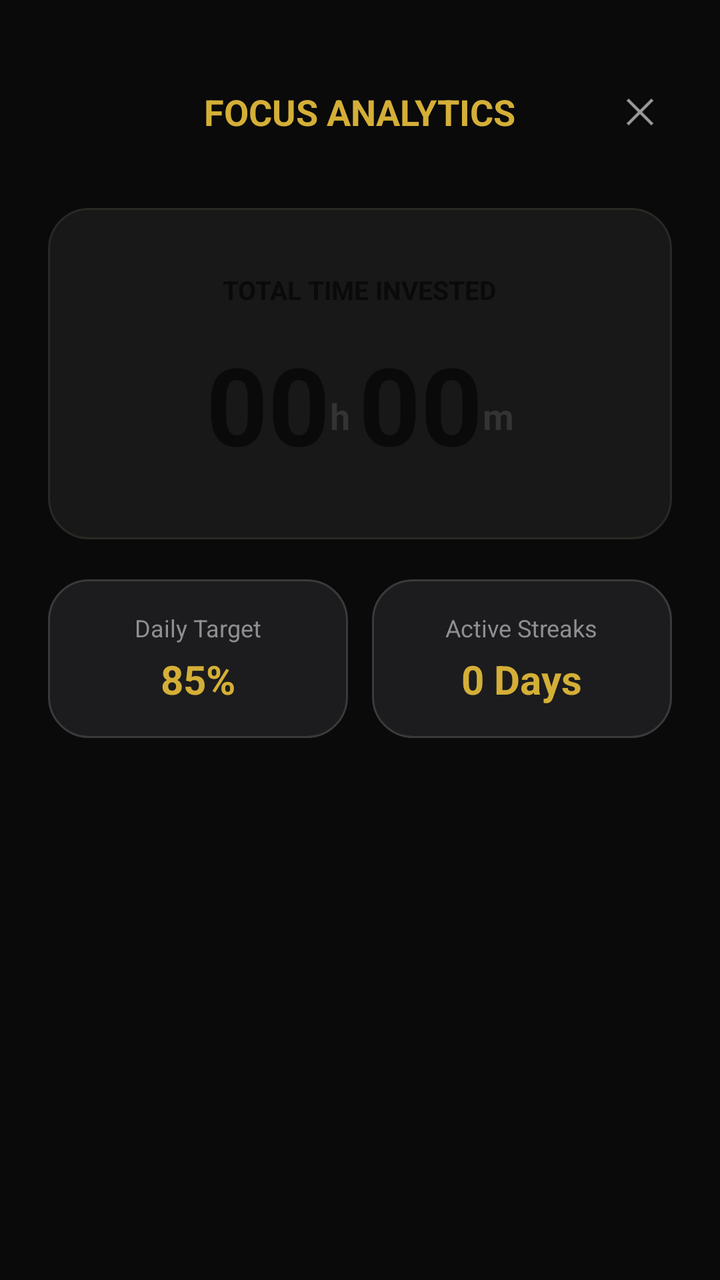
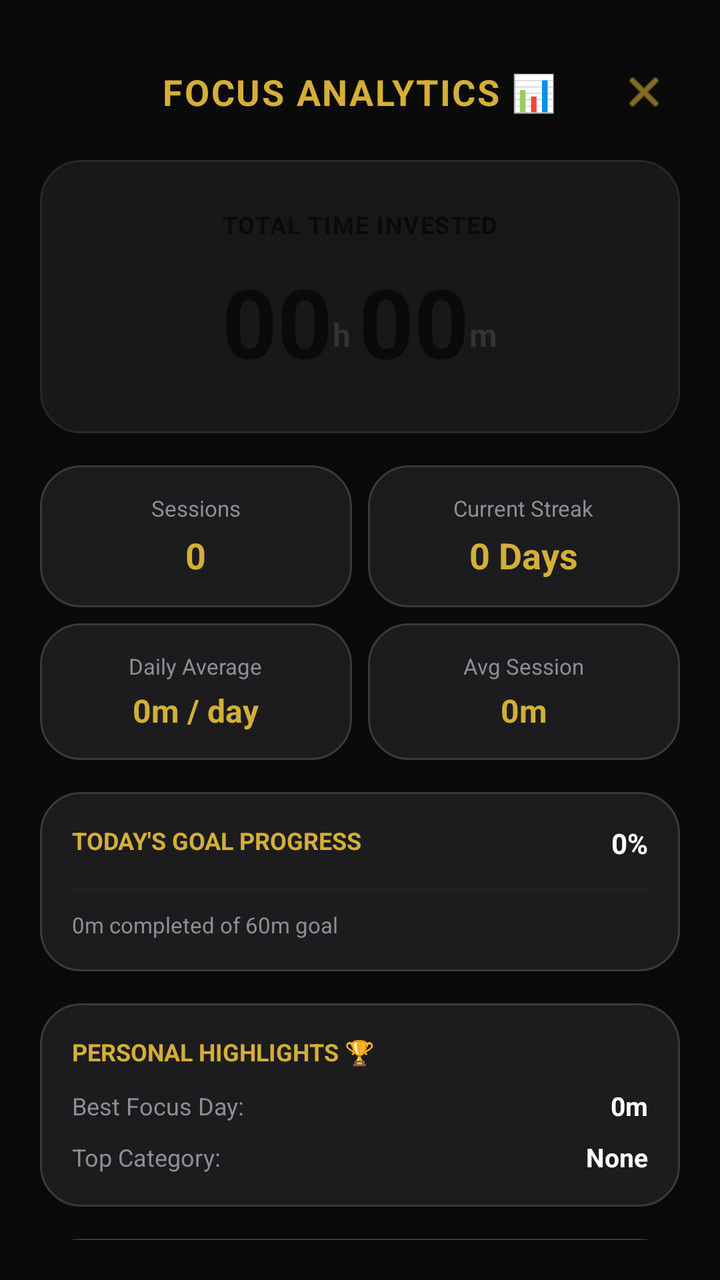

An Android layout rendered at two revisions. The XML below is the earlier revision; the diff shows what the commit changed to produce the second picture.
<!-- AndroidManifest.xml: application theme Theme.MyApplicationToday -->
<!-- res/layout/dialog_enlarged_stats.xml -->
<?xml version="1.0" encoding="utf-8"?>
<RelativeLayout xmlns:android="http://schemas.android.com/apk/res/android"
    android:layout_width="match_parent"
    android:layout_height="match_parent"
    android:background="#0A0A0A"
    android:padding="24dp">

    
    <RelativeLayout
        android:id="@+id/layoutStatsHeader"
        android:layout_width="match_parent"
        android:layout_height="wrap_content"
        android:layout_marginTop="16dp">

        <TextView
            android:layout_width="wrap_content"
            android:layout_height="wrap_content"
            android:layout_centerInParent="true"
            android:text="FOCUS ANALYTICS"
            android:textColor="#D4AF37"
            android:textSize="18sp"
            android:textStyle="bold" />

        <ImageView
            android:id="@+id/btnMinimizeStats"
            android:layout_width="32dp"
            android:layout_height="32dp"
            android:layout_alignParentEnd="true"
            android:layout_centerVertical="true"
            android:background="?attr/selectableItemBackgroundBorderless"
            android:contentDescription="Close"
            android:src="@android:drawable/ic_menu_close_clear_cancel"
            android:padding="4dp"
            android:clickable="true"
            android:focusable="true"/>
    </RelativeLayout>

    
    <LinearLayout
        android:id="@+id/cardEnlargedHero"
        android:layout_width="match_parent"
        android:layout_height="wrap_content"
        android:layout_below="@id/layoutStatsHeader"
        android:layout_marginTop="32dp"
        android:background="@drawable/bg_gold_card"
        android:gravity="center"
        android:orientation="vertical"
        android:padding="32dp">

        <TextView
            android:layout_width="wrap_content"
            android:layout_height="wrap_content"
            android:text="TOTAL TIME INVESTED"
            android:textColor="#0A0A0A"
            android:textSize="13sp"
            android:textStyle="bold" />

        <LinearLayout
            android:layout_width="wrap_content"
            android:layout_height="wrap_content"
            android:layout_marginTop="12dp"
            android:gravity="bottom">

            <TextView
                android:id="@+id/tvEnlargedHours"
                android:layout_width="wrap_content"
                android:layout_height="wrap_content"
                android:text="00"
                android:textColor="#0A0A0A"
                android:textSize="54sp"
                android:textStyle="bold" />

            <TextView
                android:layout_width="wrap_content"
                android:layout_height="wrap_content"
                android:layout_marginBottom="8dp"
                android:text="h "
                android:textColor="#333333"
                android:textSize="18sp"
                android:textStyle="bold" />

            <TextView
                android:id="@+id/tvEnlargedMins"
                android:layout_width="wrap_content"
                android:layout_height="wrap_content"
                android:text="00"
                android:textColor="#0A0A0A"
                android:textSize="54sp"
                android:textStyle="bold" />

            <TextView
                android:layout_width="wrap_content"
                android:layout_height="wrap_content"
                android:layout_marginBottom="8dp"
                android:text="m"
                android:textColor="#333333"
                android:textSize="18sp"
                android:textStyle="bold" />
        </LinearLayout>
    </LinearLayout>

    
    <LinearLayout
        android:layout_width="match_parent"
        android:layout_height="wrap_content"
        android:layout_below="@id/cardEnlargedHero"
        android:layout_marginTop="20dp"
        android:orientation="horizontal">

        <LinearLayout
            android:layout_width="0dp"
            android:layout_height="wrap_content"
            android:layout_weight="1"
            android:layout_marginEnd="6dp"
            android:background="@drawable/bg_card_outline"
            android:orientation="vertical"
            android:padding="16dp"
            android:gravity="center">

            <TextView
                android:layout_width="wrap_content"
                android:layout_height="wrap_content"
                android:text="Daily Target"
                android:textColor="#8E8E93"
                android:textSize="12sp" />

            <TextView
                android:id="@+id/tvDailyProgressText"
                android:layout_width="wrap_content"
                android:layout_height="wrap_content"
                android:layout_marginTop="4dp"
                android:text="85%"
                android:textColor="#D4AF37"
                android:textSize="20sp"
                android:textStyle="bold" />
        </LinearLayout>

        <LinearLayout
            android:layout_width="0dp"
            android:layout_height="wrap_content"
            android:layout_weight="1"
            android:layout_marginStart="6dp"
            android:background="@drawable/bg_card_outline"
            android:orientation="vertical"
            android:padding="16dp"
            android:gravity="center">

            <TextView
                android:layout_width="wrap_content"
                android:layout_height="wrap_content"
                android:text="Active Streaks"
                android:textColor="#8E8E93"
                android:textSize="12sp" />

            <TextView
                android:id="@+id/tvActiveStreaksText"
                android:layout_width="wrap_content"
                android:layout_height="wrap_content"
                android:layout_marginTop="4dp"
                android:text="0 Days"
                android:textColor="#D4AF37"
                android:textSize="20sp"
                android:textStyle="bold" />
        </LinearLayout>
    </LinearLayout>

</RelativeLayout>
<!-- resources referenced by this layout -->
<resources>
  <!-- drawable bg_card_outline (drawable) -->
  <?xml version="1.0" encoding="utf-8"?>
  <shape xmlns:android="http://schemas.android.com/apk/res/android"
      android:shape="rectangle">
      <solid android:color="#1C1C1E" />
      <corners android:radius="20dp" />
      <stroke
          android:width="1dp"
          android:color="#3A3A3C" />
  </shape>
  <!-- drawable bg_gold_card (drawable) -->
  <?xml version="1.0" encoding="utf-8"?>
  <shape xmlns:android="http://schemas.android.com/apk/res/android">
      <solid android:color="@color/card_bg"/>
      <stroke android:width="1dp" android:color="@color/card_stroke"/>
      <corners android:radius="20dp"/>
  </shape>
  <style name="Theme.MyApplicationToday" parent="Base.Theme.MyApplicationToday" />
  <color name="card_bg">#181818</color>
  <color name="card_stroke">#2A2824</color>
  <style name="Base.Theme.MyApplicationToday" parent="Theme.Material3.DayNight.NoActionBar">
      </style>
</resources>

<!-- the commit's change to res/layout/dialog_enlarged_stats.xml (unified diff, before → after) -->
@@ -1,167 +1,397 @@
 <?xml version="1.0" encoding="utf-8"?>
 <RelativeLayout xmlns:android="http://schemas.android.com/apk/res/android"
+    xmlns:app="http://schemas.android.com/apk/res-auto"
     android:layout_width="match_parent"
     android:layout_height="match_parent"
     android:background="#0A0A0A"
-    android:padding="24dp">
+    android:padding="20dp">
 
     
     <RelativeLayout
         android:id="@+id/layoutStatsHeader"
         android:layout_width="match_parent"
         android:layout_height="wrap_content"
-        android:layout_marginTop="16dp">
+        android:layout_marginTop="8dp">
 
         <TextView
             android:layout_width="wrap_content"
             android:layout_height="wrap_content"
             android:layout_centerInParent="true"
-            android:text="FOCUS ANALYTICS"
+            android:text="FOCUS ANALYTICS 📊"
             android:textColor="#D4AF37"
             android:textSize="18sp"
-            android:textStyle="bold" />
+            android:textStyle="bold"
+            android:letterSpacing="0.05" />
 
         <ImageView
             android:id="@+id/btnMinimizeStats"
-            android:layout_width="32dp"
-            android:layout_height="32dp"
+            android:layout_width="36dp"
+            android:layout_height="36dp"
             android:layout_alignParentEnd="true"
             android:layout_centerVertical="true"
             android:background="?attr/selectableItemBackgroundBorderless"
             android:contentDescription="Close"
+            android:padding="6dp"
             android:src="@android:drawable/ic_menu_close_clear_cancel"
-            android:padding="4dp"
+            app:tint="#D4AF37"
             android:clickable="true"
             android:focusable="true"/>
     </RelativeLayout>
 
-    
-    <LinearLayout
-        android:id="@+id/cardEnlargedHero"
+    <ScrollView
         android:layout_width="match_parent"
-        android:layout_height="wrap_content"
+        android:layout_height="match_parent"
         android:layout_below="@id/layoutStatsHeader"
-        android:layout_marginTop="32dp"
-        android:background="@drawable/bg_gold_card"
-        android:gravity="center"
-        android:orientation="vertical"
-        android:padding="32dp">
-
-        <TextView
-            android:layout_width="wrap_content"
+        android:layout_marginTop="16dp"
+        android:scrollbars="none">
+
+        <LinearLayout
+            android:layout_width="match_parent"
             android:layout_height="wrap_content"
-            android:text="TOTAL TIME INVESTED"
-            android:textColor="#0A0A0A"
-            android:textSize="13sp"
-            android:textStyle="bold" />
-
-        <LinearLayout
-            android:layout_width="wrap_content"
-            android:layout_height="wrap_content"
-            android:layout_marginTop="12dp"
-            android:gravity="bottom">
-
-            <TextView
-                android:id="@+id/tvEnlargedHours"
-                android:layout_width="wrap_content"
-                android:layout_height="wrap_content"
-                android:text="00"
-                android:textColor="#0A0A0A"
-                android:textSize="54sp"
-                android:textStyle="bold" />
-
-            <TextView
-                android:layout_width="wrap_content"
-                android:layout_height="wrap_content"
-                android:layout_marginBottom="8dp"
-                android:text="h "
-                android:textColor="#333333"
-                android:textSize="18sp"
-                android:textStyle="bold" />
-
-            <TextView
-                android:id="@+id/tvEnlargedMins"
-                android:layout_width="wrap_content"
-                android:layout_height="wrap_content"
-                android:text="00"
-                android:textColor="#0A0A0A"
-                android:textSize="54sp"
-                android:textStyle="bold" />
-
-            <TextView
-                android:layout_width="wrap_content"
-                android:layout_height="wrap_content"
-                android:layout_marginBottom="8dp"
-                android:text="m"
-                android:textColor="#333333"
-                android:textSize="18sp"
-                android:textStyle="bold" />
+            android:orientation="vertical"
+            android:paddingBottom="24dp">
+
+            
+            <LinearLayout
+                android:id="@+id/cardEnlargedHero"
+                android:layout_width="match_parent"
+                android:layout_height="wrap_content"
+                android:background="@drawable/bg_gold_card"
+                android:gravity="center"
+                android:orientation="vertical"
+                android:padding="24dp"
+                android:layout_marginBottom="16dp">
+
+                <TextView
+                    android:layout_width="wrap_content"
+                    android:layout_height="wrap_content"
+                    android:text="TOTAL TIME INVESTED"
+                    android:textColor="#0A0A0A"
+                    android:textSize="12sp"
+                    android:textStyle="bold"
+                    android:letterSpacing="0.05" />
+
+                <LinearLayout
+                    android:layout_width="wrap_content"
+                    android:layout_height="wrap_content"
+                    android:layout_marginTop="8dp"
+                    android:gravity="bottom">
+
+                    <TextView
+                        android:id="@+id/tvEnlargedHours"
+                        android:layout_width="wrap_content"
+                        android:layout_height="wrap_content"
+                        android:text="00"
+                        android:textColor="#0A0A0A"
+                        android:textSize="48sp"
+                        android:textStyle="bold" />
+
+                    <TextView
+                        android:layout_width="wrap_content"
+                        android:layout_height="wrap_content"
+                        android:layout_marginBottom="6dp"
+                        android:text="h "
+                        android:textColor="#333333"
+                        android:textSize="16sp"
+                        android:textStyle="bold" />
+
+                    <TextView
+                        android:id="@+id/tvEnlargedMins"
+                        android:layout_width="wrap_content"
+                        android:layout_height="wrap_content"
+                        android:text="00"
+                        android:textColor="#0A0A0A"
+                        android:textSize="48sp"
+                        android:textStyle="bold" />
+
+                    <TextView
+                        android:layout_width="wrap_content"
+                        android:layout_height="wrap_content"
+                        android:layout_marginBottom="6dp"
+                        android:text="m"
+                        android:textColor="#333333"
+                        android:textSize="16sp"
+                        android:textStyle="bold" />
+                </LinearLayout>
+            </LinearLayout>
+
+            
+            <LinearLayout
+                android:layout_width="match_parent"
+                android:layout_height="wrap_content"
+                android:orientation="horizontal"
+                android:layout_marginBottom="8dp">
+
+                
+                <LinearLayout
+                    android:layout_width="0dp"
+                    android:layout_height="wrap_content"
+                    android:layout_weight="1"
+                    android:layout_marginEnd="4dp"
+                    android:background="@drawable/bg_card_outline"
+                    android:orientation="vertical"
+                    android:padding="14dp"
+                    android:gravity="center">
+
+                    <TextView
+                        android:layout_width="wrap_content"
+                        android:layout_height="wrap_content"
+                        android:text="Sessions"
+                        android:textColor="#8E8E93"
+                        android:textSize="11sp" />
+
+                    <TextView
+                        android:id="@+id/tvAnalyticsSessions"
+                        android:layout_width="wrap_content"
+                        android:layout_height="wrap_content"
+                        android:layout_marginTop="4dp"
+                        android:text="0"
+                        android:textColor="#D4AF37"
+                        android:textSize="18sp"
+                        android:textStyle="bold" />
+                </LinearLayout>
+
+                
+                <LinearLayout
+                    android:layout_width="0dp"
+                    android:layout_height="wrap_content"
+                    android:layout_weight="1"
+                    android:layout_marginStart="4dp"
+                    android:background="@drawable/bg_card_outline"
+                    android:orientation="vertical"
+                    android:padding="14dp"
+                    android:gravity="center">
+
+                    <TextView
+                        android:layout_width="wrap_content"
+                        android:layout_height="wrap_content"
+                        android:text="Current Streak"
+                        android:textColor="#8E8E93"
+                        android:textSize="11sp" />
+
+                    <TextView
+                        android:id="@+id/tvActiveStreaksText"
+                        android:layout_width="wrap_content"
+                        android:layout_height="wrap_content"
+                        android:layout_marginTop="4dp"
+                        android:text="0 Days"
+                        android:textColor="#D4AF37"
+                        android:textSize="18sp"
+                        android:textStyle="bold" />
+                </LinearLayout>
+            </LinearLayout>
+
+            <LinearLayout
+                android:layout_width="match_parent"
+                android:layout_height="wrap_content"
+                android:orientation="horizontal"
+                android:layout_marginBottom="16dp">
+
+                
+                <LinearLayout
+                    android:layout_width="0dp"
+                    android:layout_height="wrap_content"
+                    android:layout_weight="1"
+                    android:layout_marginEnd="4dp"
+                    android:background="@drawable/bg_card_outline"
+                    android:orientation="vertical"
+                    android:padding="14dp"
+                    android:gravity="center">
+
+                    <TextView
+                        android:layout_width="wrap_content"
+                        android:layout_height="wrap_content"
+                        android:text="Daily Average"
+                        android:textColor="#8E8E93"
+                        android:textSize="11sp" />
+
+                    <TextView
+                        android:id="@+id/tvAnalyticsDailyAvg"
+                        android:layout_width="wrap_content"
+                        android:layout_height="wrap_content"
+                        android:layout_marginTop="4dp"
+                        android:text="0m / day"
+                        android:textColor="#D4AF37"
+                        android:textSize="16sp"
+                        android:textStyle="bold" />
+                </LinearLayout>
+
+                
+                <LinearLayout
+                    android:layout_width="0dp"
+                    android:layout_height="wrap_content"
+                    android:layout_weight="1"
+                    android:layout_marginStart="4dp"
+                    android:background="@drawable/bg_card_outline"
+                    android:orientation="vertical"
+                    android:padding="14dp"
+                    android:gravity="center">
+
+                    <TextView
+                        android:layout_width="wrap_content"
+                        android:layout_height="wrap_content"
+                        android:text="Avg Session"
+                        android:textColor="#8E8E93"
+                        android:textSize="11sp" />
+
+                    <TextView
+                        android:id="@+id/tvAnalyticsAvgSession"
+                        android:layout_width="wrap_content"
+                        android:layout_height="wrap_content"
+                        android:layout_marginTop="4dp"
+                        android:text="0m"
+                        android:textColor="#D4AF37"
+                        android:textSize="16sp"
+                        android:textStyle="bold" />
+                </LinearLayout>
+            </LinearLayout>
+
+            
+            <LinearLayout
+                android:layout_width="match_parent"
+                android:layout_height="wrap_content"
+                android:background="@drawable/bg_card_outline"
+                android:orientation="vertical"
+                android:padding="16dp"
+                android:layout_marginBottom="16dp">
+
+                <RelativeLayout
+                    android:layout_width="match_parent"
+                    android:layout_height="wrap_content">
+
+                    <TextView
+                        android:layout_width="wrap_content"
+                        android:layout_height="wrap_content"
+                        android:text="TODAY'S GOAL PROGRESS"
+                        android:textColor="#D4AF37"
+                        android:textSize="12sp"
+                        android:textStyle="bold" />
+
+                    <TextView
+                        android:id="@+id/tvDailyProgressText"
+                        android:layout_width="wrap_content"
+                        android:layout_height="wrap_content"
+                        android:layout_alignParentEnd="true"
+                        android:text="0%"
+                        android:textColor="#FFFFFF"
+                        android:textSize="14sp"
+                        android:textStyle="bold" />
+                </RelativeLayout>
+
+                <ProgressBar
+                    android:id="@+id/pbDailyTarget"
+                    style="?android:attr/progressBarStyleHorizontal"
+                    android:layout_width="match_parent"
+                    android:layout_height="8dp"
+                    android:layout_marginTop="10dp"
+                    android:layout_marginBottom="6dp"
+                    android:max="100"
+                    android:progress="0"
+                    android:progressTint="#D4AF37"
+                    android:progressBackgroundTint="#2A2824" />
+
+                <TextView
+                    android:id="@+id/tvDailyGoalDetail"
+                    android:layout_width="wrap_content"
+                    android:layout_height="wrap_content"
+                    android:text="0m completed of 60m goal"
+                    android:textColor="#8E8E93"
+                    android:textSize="11sp" />
+            </LinearLayout>
+
+            
+            <LinearLayout
+                android:layout_width="match_parent"
+                android:layout_height="wrap_content"
+                android:background="@drawable/bg_card_outline"
+                android:orientation="vertical"
+                android:padding="16dp"
+                android:layout_marginBottom="16dp">
+
+                <TextView
+                    android:layout_width="wrap_content"
+                    android:layout_height="wrap_content"
+                    android:text="PERSONAL HIGHLIGHTS 🏆"
+                    android:textColor="#D4AF37"
+                    android:textSize="12sp"
+                    android:textStyle="bold"
+                    android:layout_marginBottom="10dp" />
+
+                <LinearLayout
+                    android:layout_width="match_parent"
+                    android:layout_height="wrap_content"
+                    android:orientation="horizontal"
+                    android:gravity="center_vertical"
+                    android:layout_marginBottom="8dp">
+
+                    <TextView
+                        android:layout_width="0dp"
+                        android:layout_height="wrap_content"
+                        android:layout_weight="1"
+                        android:text="Best Focus Day:"
+                        android:textColor="#8E8E93"
+                        android:textSize="12sp" />
+
+                    <TextView
+                        android:id="@+id/tvAnalyticsBestDay"
+                        android:layout_width="wrap_content"
+                        android:layout_height="wrap_content"
+                        android:text="0m"
+                        android:textColor="#FFFFFF"
+                        android:textSize="13sp"
+                        android:textStyle="bold" />
+                </LinearLayout>
+
+                <LinearLayout
+                    android:layout_width="match_parent"
+                    android:layout_height="wrap_content"
+                    android:orientation="horizontal"
+                    android:gravity="center_vertical">
+
+                    <TextView
+                        android:layout_width="0dp"
+                        android:layout_height="wrap_content"
+                        android:layout_weight="1"
+                        android:text="Top Category:"
+                        android:textColor="#8E8E93"
+                        android:textSize="12sp" />
+
+                    <TextView
+                        android:id="@+id/tvAnalyticsTopCategory"
+                        android:layout_width="wrap_content"
+                        android:layout_height="wrap_content"
+                        android:text="None"
+                        android:textColor="#FFFFFF"
+                        android:textSize="13sp"
+                        android:textStyle="bold" />
+                </LinearLayout>
+            </LinearLayout>
+
+            
+            <LinearLayout
+                android:layout_width="match_parent"
+                android:layout_height="wrap_content"
+                android:background="@drawable/bg_card_outline"
+                android:orientation="vertical"
+                android:padding="16dp">
+
+                <TextView
+                    android:layout_width="wrap_content"
+                    android:layout_height="wrap_content"
+                    android:text="CATEGORY BREAKDOWN"
+                    android:textColor="#D4AF37"
+                    android:textSize="12sp"
+                    android:textStyle="bold"
+                    android:layout_marginBottom="12dp" />
+
+                <LinearLayout
+                    android:id="@+id/llCategoryBreakdownContainer"
+                    android:layout_width="match_parent"
+                    android:layout_height="wrap_content"
+                    android:orientation="vertical" />
+            </LinearLayout>
+
         </LinearLayout>
-    </LinearLayout>
-
-    
-    <LinearLayout
-        android:layout_width="match_parent"
-        android:layout_height="wrap_content"
-        android:layout_below="@id/cardEnlargedHero"
-        android:layout_marginTop="20dp"
-        android:orientation="horizontal">
-
-        <LinearLayout
-            android:layout_width="0dp"
-            android:layout_height="wrap_content"
-            android:layout_weight="1"
-            android:layout_marginEnd="6dp"
-            android:background="@drawable/bg_card_outline"
-            android:orientation="vertical"
-            android:padding="16dp"
-            android:gravity="center">
-
-            <TextView
-                android:layout_width="wrap_content"
-                android:layout_height="wrap_content"
-                android:text="Daily Target"
-                android:textColor="#8E8E93"
-                android:textSize="12sp" />
-
-            <TextView
-                android:id="@+id/tvDailyProgressText"
-                android:layout_width="wrap_content"
-                android:layout_height="wrap_content"
-                android:layout_marginTop="4dp"
-                android:text="85%"
-                android:textColor="#D4AF37"
-                android:textSize="20sp"
-                android:textStyle="bold" />
-        </LinearLayout>
-
-        <LinearLayout
-            android:layout_width="0dp"
-            android:layout_height="wrap_content"
-            android:layout_weight="1"
-            android:layout_marginStart="6dp"
-            android:background="@drawable/bg_card_outline"
-            android:orientation="vertical"
-            android:padding="16dp"
-            android:gravity="center">
-
-            <TextView
-                android:layout_width="wrap_content"
-                android:layout_height="wrap_content"
-                android:text="Active Streaks"
-                android:textColor="#8E8E93"
-                android:textSize="12sp" />
-
-            <TextView
-                android:id="@+id/tvActiveStreaksText"
-                android:layout_width="wrap_content"
-                android:layout_height="wrap_content"
-                android:layout_marginTop="4dp"
-                android:text="0 Days"
-                android:textColor="#D4AF37"
-                android:textSize="20sp"
-                android:textStyle="bold" />
-        </LinearLayout>
-    </LinearLayout>
+    </ScrollView>
 
 </RelativeLayout>
